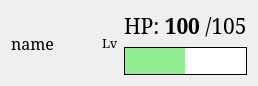
Above: ship_status.ui from papamitra/kcviewer_py3 before the change. Below: the same form after it.
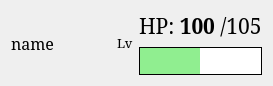
That is the form after the change.

Commit message: nameの幅固定

Diff of the .ui file:
```diff
--- a/ship_status.ui
+++ b/ship_status.ui
@@ -22,6 +22,24 @@
   <layout class="QHBoxLayout" name="horizontalLayout">
    <item>
     <widget class="QLabel" name="ship_name">
+     <property name="sizePolicy">
+      <sizepolicy hsizetype="Maximum" vsizetype="Preferred">
+       <horstretch>0</horstretch>
+       <verstretch>0</verstretch>
+      </sizepolicy>
+     </property>
+     <property name="minimumSize">
+      <size>
+       <width>100</width>
+       <height>0</height>
+      </size>
+     </property>
+     <property name="maximumSize">
+      <size>
+       <width>200</width>
+       <height>16777215</height>
+      </size>
+     </property>
      <property name="font">
       <font>
        <family>Serif</family>
```
